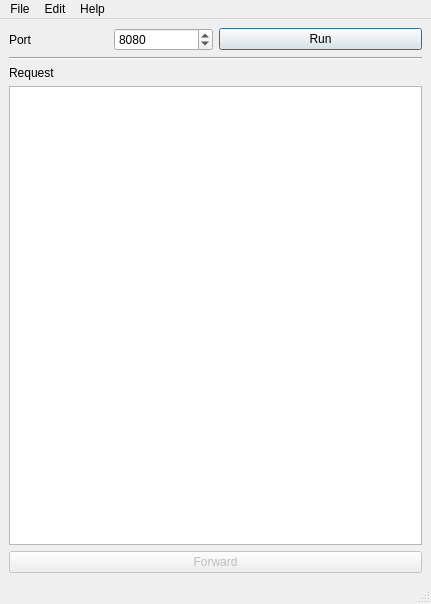
Old version of the form g.ui in the repository 0x64796c616e/Boan.
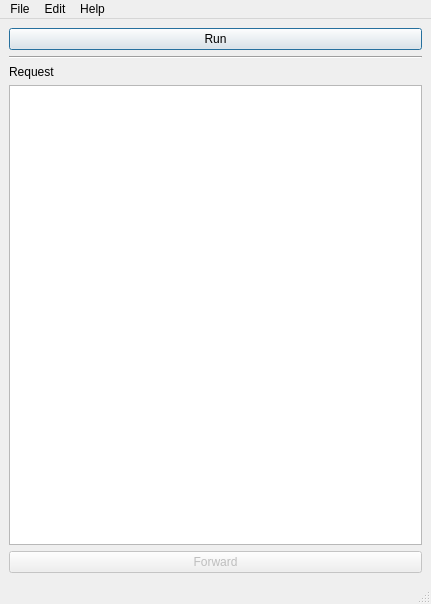
New version of the form.

```diff
--- a/g.ui
+++ b/g.ui
@@ -15,55 +15,6 @@
   </property>
   <widget class="QWidget" name="centralwidget">
    <layout class="QGridLayout" name="gridLayout">
-    <item row="0" column="0">
-     <layout class="QHBoxLayout" name="horizontalLayout">
-      <item>
-       <widget class="QLabel" name="label">
-        <property name="text">
-         <string>Port</string>
-        </property>
-       </widget>
-      </item>
-      <item>
-       <widget class="QSpinBox" name="spinBox_port">
-        <property name="baseSize">
-         <size>
-          <width>0</width>
-          <height>0</height>
-         </size>
-        </property>
-        <property name="focusPolicy">
-         <enum>Qt::ClickFocus</enum>
-        </property>
-        <property name="maximum">
-         <number>65536</number>
-        </property>
-        <property name="value">
-         <number>8080</number>
-        </property>
-       </widget>
-      </item>
-     </layout>
-    </item>
-    <item row="0" column="1">
-     <widget class="QPushButton" name="pushButton_power">
-      <property name="text">
-       <string>Run</string>
-      </property>
-      <property name="checkable">
-       <bool>true</bool>
-      </property>
-      <property name="autoDefault">
-       <bool>false</bool>
-      </property>
-      <property name="default">
-       <bool>true</bool>
-      </property>
-      <property name="flat">
-       <bool>false</bool>
-      </property>
-     </widget>
-    </item>
     <item row="1" column="0" colspan="2">
      <widget class="Line" name="line">
       <property name="orientation">
@@ -81,7 +32,7 @@
        </widget>
       </item>
       <item>
-       <widget class="QPlainTextEdit" name="box_body">
+       <widget class="QTextEdit" name="box_body">
         <property name="focusPolicy">
          <enum>Qt::ClickFocus</enum>
         </property>
@@ -105,6 +56,25 @@
       </item>
      </layout>
     </item>
+    <item row="0" column="0" colspan="2">
+     <widget class="QPushButton" name="pushButton_power">
+      <property name="text">
+       <string>Run</string>
+      </property>
+      <property name="checkable">
+       <bool>true</bool>
+      </property>
+      <property name="autoDefault">
+       <bool>false</bool>
+      </property>
+      <property name="default">
+       <bool>true</bool>
+      </property>
+      <property name="flat">
+       <bool>false</bool>
+      </property>
+     </widget>
+    </item>
    </layout>
   </widget>
   <widget class="QMenuBar" name="menubar">
```
Left out of the diff: 9 changed lines with no effect on the pictures.
